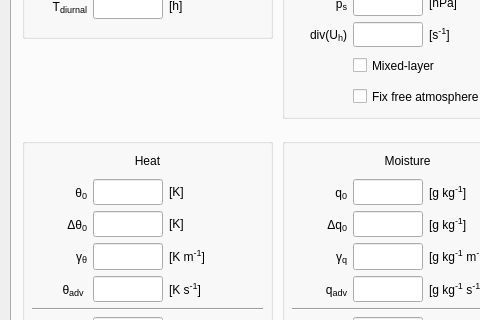
classmodel/modelgui, file mainwindow.ui: the form before one commit; both pictures show x 0 to 480 and y 177 to 497 of the 725 by 650 pixel window.
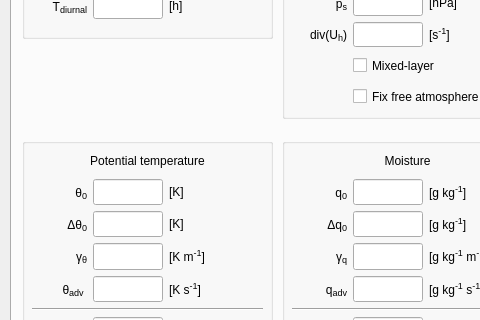
The form after the commit.

Commit message: change heat -> potential temperature like in book

The edit to the form file:
```diff
--- a/mainwindow.ui
+++ b/mainwindow.ui
@@ -703,7 +703,7 @@
            </size>
           </property>
           <property name="text">
-           <string>Heat</string>
+           <string>Potential temperature</string>
           </property>
           <property name="alignment">
            <set>Qt::AlignCenter</set>
```
Left out of the diff: 2 changed lines with no effect on the pictures.
